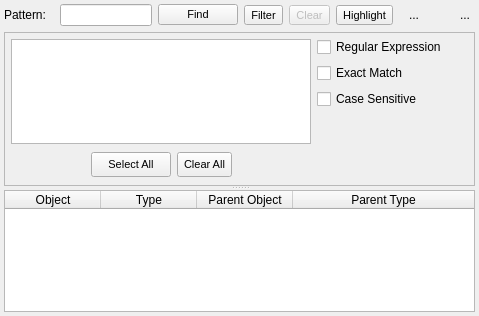
Before: the Qt Designer form libpgmodeler_ui/ui/objectfinderwidget.ui in pgmodeler/pgmodeler, drawn with Qt 5.
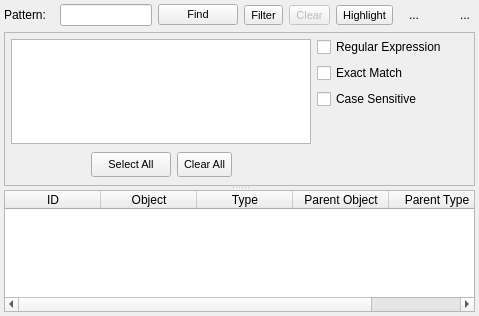
After: the same form once the commit is applied. Icons and pictures are not drawn.

Diff of the .ui file:
```diff
--- a/libpgmodeler_ui/ui/objectfinderwidget.ui
+++ b/libpgmodeler_ui/ui/objectfinderwidget.ui
@@ -578,6 +578,15 @@
       <attribute name="verticalHeaderStretchLastSection">
        <bool>false</bool>
       </attribute>
+      <column>
+       <property name="text">
+        <string>ID</string>
+       </property>
+       <property name="icon">
+        <iconset resource="../res/resources.qrc">
+         <normaloff>:/icones/icones/uid.png</normaloff>:/icones/icones/uid.png</iconset>
+       </property>
+      </column>
       <column>
        <property name="text">
         <string>Object</string>
```
